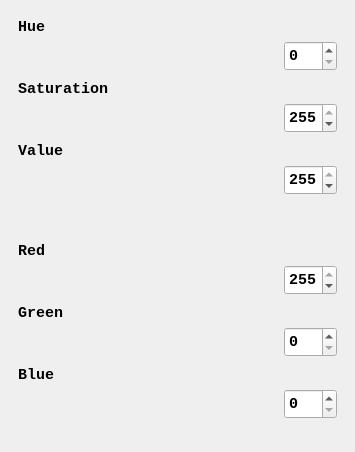
Before: the Qt Designer form Views/sliders.ui in mortalis13/Qt-Color-Picker-Qt, drawn with Qt 5.
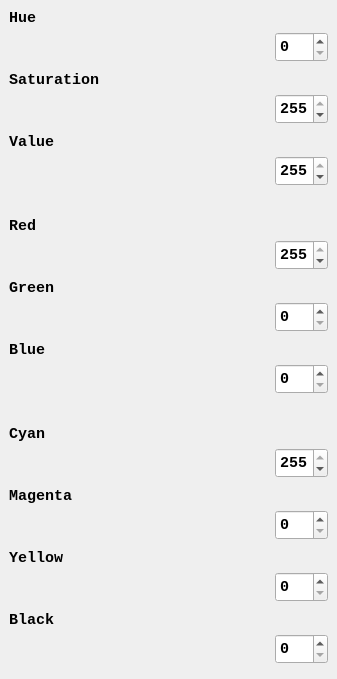
After: the same form once the commit is applied. Custom widgets are drawn as their Qt base class.

Commit message: CMYK sliders interconnected

The edit to the form file:
```diff
--- a/Views/sliders.ui
+++ b/Views/sliders.ui
@@ -6,15 +6,30 @@
    <rect>
     <x>0</x>
     <y>0</y>
-    <width>355</width>
-    <height>452</height>
+    <width>337</width>
+    <height>679</height>
    </rect>
   </property>
   <property name="windowTitle">
    <string>Sliders</string>
   </property>
   <widget class="QWidget" name="centralwidget">
-   <layout class="QVBoxLayout" name="verticalLayout_3">
+   <layout class="QVBoxLayout" name="verticalLayout_4">
+    <property name="spacing">
+     <number>0</number>
+    </property>
+    <property name="leftMargin">
+     <number>0</number>
+    </property>
+    <property name="topMargin">
+     <number>0</number>
+    </property>
+    <property name="rightMargin">
+     <number>0</number>
+    </property>
+    <property name="bottomMargin">
+     <number>0</number>
+    </property>
     <item>
      <widget class="QWidget" name="pHSV" native="true">
       <layout class="QVBoxLayout" name="verticalLayout_2">
@@ -257,7 +272,7 @@
       <property name="sizeHint" stdset="0">
        <size>
         <width>20</width>
-        <height>20</height>
+        <height>10</height>
        </size>
       </property>
      </spacer>
@@ -496,6 +511,332 @@
       </layout>
      </widget>
     </item>
+    <item>
+     <spacer name="verticalSpacer_3">
+      <property name="orientation">
+       <enum>Qt::Vertical</enum>
+      </property>
+      <property name="sizeType">
+       <enum>QSizePolicy::Fixed</enum>
+      </property>
+      <property name="sizeHint" stdset="0">
+       <size>
+        <width>20</width>
+        <height>10</height>
+       </size>
+      </property>
+     </spacer>
+    </item>
+    <item>
+     <widget class="QWidget" name="pRGB_2" native="true">
+      <layout class="QVBoxLayout" name="verticalLayout_3">
+       <item>
+        <widget class="QWidget" name="pRed_2" native="true">
+         <layout class="QGridLayout" name="gridLayout_7">
+          <property name="leftMargin">
+           <number>0</number>
+          </property>
+          <property name="topMargin">
+           <number>0</number>
+          </property>
+          <property name="rightMargin">
+           <number>0</number>
+          </property>
+          <property name="bottomMargin">
+           <number>0</number>
+          </property>
+          <property name="verticalSpacing">
+           <number>2</number>
+          </property>
+          <item row="0" column="0">
+           <widget class="QLabel" name="lRed_2">
+            <property name="font">
+             <font>
+              <family>Consolas</family>
+              <pointsize>11</pointsize>
+              <weight>75</weight>
+              <bold>true</bold>
+             </font>
+            </property>
+            <property name="text">
+             <string>Cyan</string>
+            </property>
+           </widget>
+          </item>
+          <item row="1" column="0">
+           <widget class="CMYKSlider" name="cSlider" native="true">
+            <property name="sizePolicy">
+             <sizepolicy hsizetype="MinimumExpanding" vsizetype="Fixed">
+              <horstretch>0</horstretch>
+              <verstretch>0</verstretch>
+             </sizepolicy>
+            </property>
+            <property name="minimumSize">
+             <size>
+              <width>260</width>
+              <height>36</height>
+             </size>
+            </property>
+           </widget>
+          </item>
+          <item row="1" column="1">
+           <widget class="QSpinBox" name="spCyan">
+            <property name="minimumSize">
+             <size>
+              <width>53</width>
+              <height>30</height>
+             </size>
+            </property>
+            <property name="font">
+             <font>
+              <family>Consolas</family>
+              <pointsize>11</pointsize>
+              <weight>75</weight>
+              <bold>true</bold>
+             </font>
+            </property>
+            <property name="maximum">
+             <number>255</number>
+            </property>
+            <property name="value">
+             <number>255</number>
+            </property>
+           </widget>
+          </item>
+         </layout>
+        </widget>
+       </item>
+       <item>
+        <widget class="QWidget" name="pGreen_2" native="true">
+         <layout class="QGridLayout" name="gridLayout_8">
+          <property name="leftMargin">
+           <number>0</number>
+          </property>
+          <property name="topMargin">
+           <number>0</number>
+          </property>
+          <property name="rightMargin">
+           <number>0</number>
+          </property>
+          <property name="bottomMargin">
+           <number>0</number>
+          </property>
+          <property name="verticalSpacing">
+           <number>2</number>
+          </property>
+          <item row="2" column="0">
+           <widget class="CMYKSlider" name="mSlider" native="true">
+            <property name="sizePolicy">
+             <sizepolicy hsizetype="MinimumExpanding" vsizetype="Fixed">
+              <horstretch>0</horstretch>
+              <verstretch>0</verstretch>
+             </sizepolicy>
+            </property>
+            <property name="minimumSize">
+             <size>
+              <width>260</width>
+              <height>36</height>
+             </size>
+            </property>
+           </widget>
+          </item>
+          <item row="2" column="1">
+           <widget class="QSpinBox" name="spMagenta">
+            <property name="minimumSize">
+             <size>
+              <width>53</width>
+              <height>30</height>
+             </size>
+            </property>
+            <property name="font">
+             <font>
+              <family>Consolas</family>
+              <pointsize>11</pointsize>
+              <weight>75</weight>
+              <bold>true</bold>
+             </font>
+            </property>
+            <property name="maximum">
+             <number>255</number>
+            </property>
+            <property name="value">
+             <number>0</number>
+            </property>
+           </widget>
+          </item>
+          <item row="1" column="0">
+           <widget class="QLabel" name="lGreen_2">
+            <property name="font">
+             <font>
+              <family>Consolas</family>
+              <pointsize>11</pointsize>
+              <weight>75</weight>
+              <bold>true</bold>
+             </font>
+            </property>
+            <property name="text">
+             <string>Magenta</string>
+            </property>
+           </widget>
+          </item>
+         </layout>
+        </widget>
+       </item>
+       <item>
+        <widget class="QWidget" name="pBlue_2" native="true">
+         <layout class="QGridLayout" name="gridLayout_9">
+          <property name="leftMargin">
+           <number>0</number>
+          </property>
+          <property name="topMargin">
+           <number>0</number>
+          </property>
+          <property name="rightMargin">
+           <number>0</number>
+          </property>
+          <property name="bottomMargin">
+           <number>0</number>
+          </property>
+          <property name="verticalSpacing">
+           <number>2</number>
+          </property>
+          <item row="2" column="1">
+           <widget class="QSpinBox" name="spYellow">
+            <property name="minimumSize">
+             <size>
+              <width>53</width>
+              <height>30</height>
+             </size>
+            </property>
+            <property name="font">
+             <font>
+              <family>Consolas</family>
+              <pointsize>11</pointsize>
+              <weight>75</weight>
+              <bold>true</bold>
+             </font>
+            </property>
+            <property name="maximum">
+             <number>255</number>
+            </property>
+            <property name="value">
+             <number>0</number>
+            </property>
+           </widget>
+          </item>
+          <item row="1" column="0">
+           <widget class="QLabel" name="lBlue_2">
+            <property name="font">
+             <font>
+              <family>Consolas</family>
+              <pointsize>11</pointsize>
+              <weight>75</weight>
+              <bold>true</bold>
+             </font>
+            </property>
+            <property name="text">
+             <string>Yellow</string>
+            </property>
+           </widget>
+          </item>
+          <item row="2" column="0">
+           <widget class="CMYKSlider" name="ySlider" native="true">
+            <property name="sizePolicy">
+             <sizepolicy hsizetype="MinimumExpanding" vsizetype="Fixed">
+              <horstretch>0</horstretch>
+              <verstretch>0</verstretch>
+             </sizepolicy>
+            </property>
+            <property name="minimumSize">
+             <size>
+              <width>260</width>
+              <height>36</height>
+             </size>
+            </property>
+           </widget>
+          </item>
+         </layout>
+        </widget>
+       </item>
+       <item>
+        <widget class="QWidget" name="pBlue_3" native="true">
+         <layout class="QGridLayout" name="gridLayout_10">
+          <property name="leftMargin">
+           <number>0</number>
+          </property>
+          <property name="topMargin">
+           <number>0</number>
+          </property>
+          <property name="rightMargin">
+           <number>0</number>
+          </property>
+          <property name="bottomMargin">
+           <number>0</number>
+          </property>
+          <property name="verticalSpacing">
+           <number>2</number>
+          </property>
+          <item row="2" column="1">
+           <widget class="QSpinBox" name="spBlack">
+            <property name="minimumSize">
+             <size>
+              <width>53</width>
+              <height>30</height>
+             </size>
+            </property>
+            <property name="font">
+             <font>
+              <family>Consolas</family>
+              <pointsize>11</pointsize>
+              <weight>75</weight>
+              <bold>true</bold>
+             </font>
+            </property>
+            <property name="maximum">
+             <number>255</number>
+            </property>
+            <property name="value">
+             <number>0</number>
+            </property>
+           </widget>
+          </item>
+          <item row="1" column="0">
+           <widget class="QLabel" name="lBlue_3">
+            <property name="font">
+             <font>
+              <family>Consolas</family>
+              <pointsize>11</pointsize>
+              <weight>75</weight>
+              <bold>true</bold>
+             </font>
+            </property>
+            <property name="text">
+             <string>Black</string>
+            </property>
+           </widget>
+          </item>
+          <item row="2" column="0">
+           <widget class="CMYKSlider" name="kSlider" native="true">
+            <property name="sizePolicy">
+             <sizepolicy hsizetype="MinimumExpanding" vsizetype="Fixed">
+              <horstretch>0</horstretch>
+              <verstretch>0</verstretch>
+             </sizepolicy>
+            </property>
+            <property name="minimumSize">
+             <size>
+              <width>260</width>
+              <height>36</height>
+             </size>
+            </property>
+           </widget>
+          </item>
+         </layout>
+        </widget>
+       </item>
+      </layout>
+     </widget>
+    </item>
     <item>
      <spacer name="verticalSpacer">
       <property name="orientation">
@@ -525,6 +866,12 @@
    <header>Widgets\Sliders\RGB\rgbslider.h</header>
    <container>1</container>
   </customwidget>
+  <customwidget>
+   <class>CMYKSlider</class>
+   <extends>QWidget</extends>
+   <header>Widgets\Sliders\CMYK\cmykslider.h</header>
+   <container>1</container>
+  </customwidget>
  </customwidgets>
  <resources/>
  <connections/>
```
The commit also changes 9 other files.
